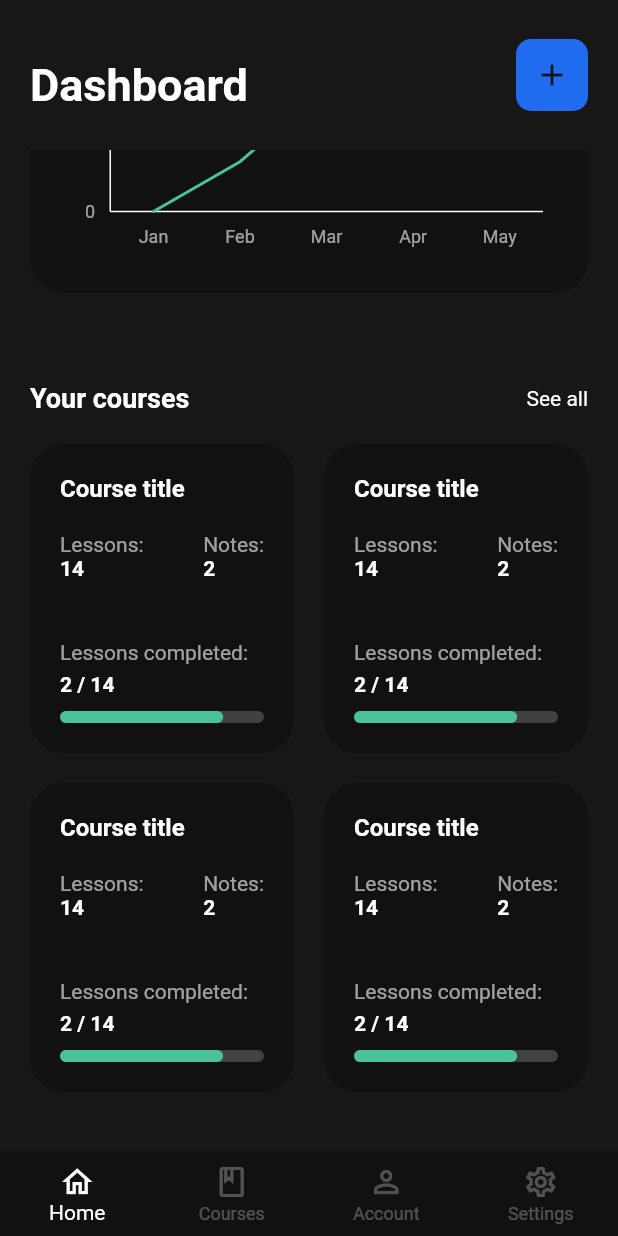
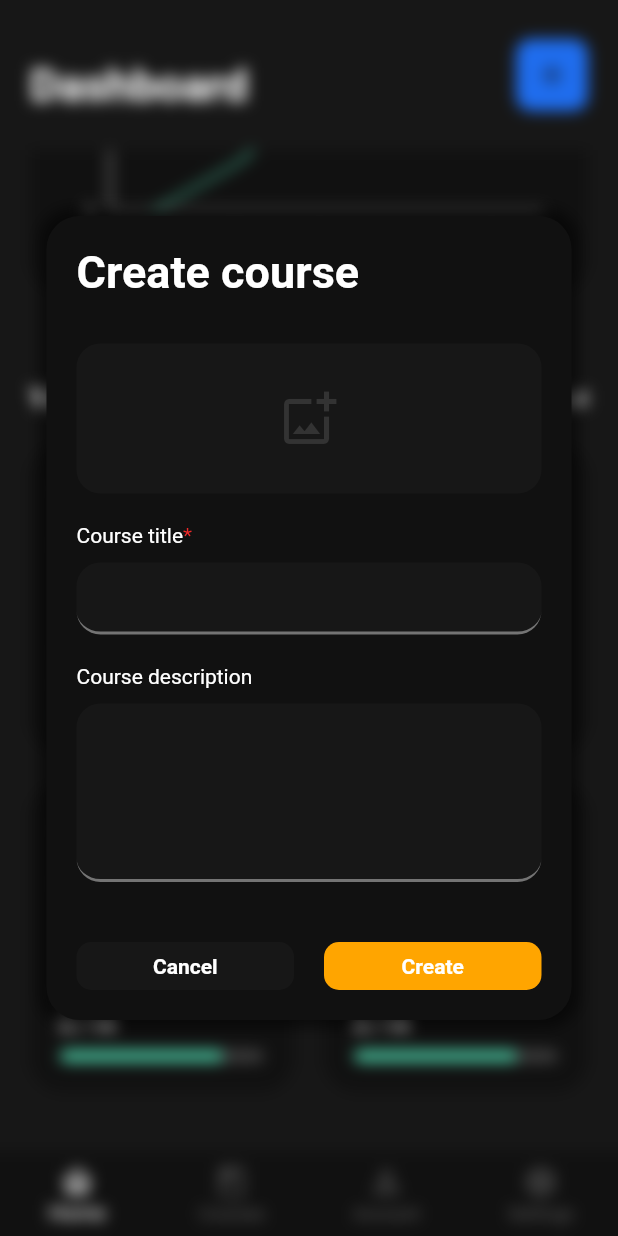
Before and after one commit to naefun/opencourse, a Flutter app: the screen it shows after launch, scrolled down 450 dp, after a tap on the "add" icon, on a phone screen of 412 x 824 dp. Run offline on Flutter 3.47's test engine with Material 2 defaults, Android fonts, the light colour scheme and no system bars; drawn by our look-alikes of flutter_layout_grid, percent_indicator; our stand-ins replace firebase_core, syncfusion_flutter_charts; accounts and stored records are empty.

Commit message:
add create course overlay form & firebase configuration

```diff
--- a/lib/main.dart
+++ b/lib/main.dart
@@ -1,7 +1,13 @@
+import 'package:firebase_core/firebase_core.dart';
 import 'package:flutter/material.dart';
+import 'package:open_course/firebase_options.dart';
 import 'package:open_course/navigation.dart';
 
-void main() {
+void main() async {
+  await Firebase.initializeApp(
+    options: DefaultFirebaseOptions.currentPlatform,
+  );
+
   runApp(const MainApp());
 }
 
@@ -12,7 +18,9 @@ class MainApp extends StatelessWidget {
   Widget build(BuildContext context) {
     return const MaterialApp(
       themeMode: ThemeMode.dark,
-      home: Scaffold(body: Navigation(),),
+      home: Scaffold(
+        body: Navigation(),
+      ),
     );
   }
 }
--- a/lib/navigation.dart
+++ b/lib/navigation.dart
@@ -1,10 +1,9 @@
-import 'dart:developer';
-
 import 'package:flutter/material.dart';
 import 'package:open_course/pages/courses.dart';
 import 'package:open_course/pages/home.dart';
 import 'package:open_course/pages/profile.dart';
 import 'package:open_course/pages/settings.dart';
+import 'package:open_course/widgets/create_course_button.dart';
 
 class Navigation extends StatefulWidget {
   const Navigation({Key? key}) : super(key: key);
@@ -42,27 +41,15 @@ class _NavigationState extends State<Navigation> {
               child: Row(
                 mainAxisAlignment: MainAxisAlignment.spaceBetween,
                 crossAxisAlignment: CrossAxisAlignment.end,
-                children: [
-                  const Text(
+                children: const [
+                  Text(
                     "Dashboard",
                     style: TextStyle(
                         fontSize: 30,
                         color: Color(0xFFFFFFFF),
                         fontWeight: FontWeight.bold),
                   ),
-                  Container(
-                    decoration: BoxDecoration(
-                        color: const Color(0xff1F6DEE),
-                        borderRadius: BorderRadius.circular(10)),
-                    child: IconButton(
-                      onPressed: () => log("Create course"),
-                      icon: const Icon(
-                        Icons.add,
-                        color: Color(0xff111111),
-                      ),
-                      padding: const EdgeInsets.all(10),
-                    ),
-                  )
+                  CreateCourseButton()
                 ],
               ),
             ),
--- a/lib/pages/courses.dart
+++ b/lib/pages/courses.dart
@@ -1,4 +1,7 @@
+import 'dart:developer';
+
 import 'package:flutter/material.dart';
+import 'package:open_course/widgets/create_course_form.dart';
 
 class Courses extends StatefulWidget {
   const Courses({Key? key}) : super(key: key);
@@ -11,8 +14,8 @@ class _CoursesState extends State<Courses> {
   @override
   Widget build(BuildContext context) {
     return Container(
-      child: const Center(
-        child: Text("Some text 2"),
+      child: Center(
+        child: CreateCourseForm(function: (value)=>log("callback")),
       ),
     );
   }
--- a/lib/pages/home.dart
+++ b/lib/pages/home.dart
@@ -32,7 +32,7 @@ class _HomeState extends State<Home> {
                   fontWeight: FontWeight.bold,
                   fontSize: 18),
             ),
-            ResumeCourseCard(),
+            const ResumeCourseCard(),
             const SizedBox(
               height: 60,
             ),
@@ -46,7 +46,7 @@ class _HomeState extends State<Home> {
             const SizedBox(
               height: 20,
             ),
-            CompletedCoursesLineGraph(),
+            const CompletedCoursesLineGraph(),
             const SizedBox(
               height: 60,
             ),
@@ -79,10 +79,10 @@ class _HomeState extends State<Home> {
               rowGap: 20,
               columnGap: 20,
               children: [
-                CourseCard(),
-                CourseCard(),
-                CourseCard(),
-                CourseCard(),
+                const CourseCard(),
+                const CourseCard(),
+                const CourseCard(),
+                const CourseCard(),
               ],
             )
           ],
--- /dev/null
+++ b/lib/widgets/create_course_button.dart
@@ -0,0 +1,69 @@
+import 'dart:ui';
+
+import 'package:flutter/material.dart';
+import 'package:open_course/widgets/create_course_form.dart';
+
+class CreateCourseButton extends StatefulWidget {
+  const CreateCourseButton({super.key});
+
+  @override
+  State<CreateCourseButton> createState() => _CreateCourseButtonState();
+}
+
+class _CreateCourseButtonState extends State<CreateCourseButton> {
+  OverlayEntry? overlayEntry;
+
+  @override
+  Widget build(BuildContext context) {
+    return Container(
+      decoration: BoxDecoration(
+          color: const Color(0xff1F6DEE),
+          borderRadius: BorderRadius.circular(10)),
+      child: IconButton(
+        onPressed: () => showCreateCourseOverlay(),
+        icon: const Icon(
+          Icons.add,
+          color: Color(0xff111111),
+        ),
+        padding: const EdgeInsets.all(10),
+      ),
+    );
+  }
+
+  void showCreateCourseOverlay() {
+    assert(overlayEntry == null);
+
+    overlayEntry = OverlayEntry(
+      builder: (BuildContext context) {
+        return Scaffold(
+          backgroundColor: Colors.transparent,
+          body: SafeArea(
+            child: BackdropFilter(
+              filter: ImageFilter.blur(sigmaX: 5, sigmaY: 5),
+              child: Container(
+                child: Align(
+                    alignment: Alignment.center,
+                    child: CreateCourseForm(
+                      function: (value) => cancelFunction(value),
+                    )),
+              ),
+            ),
+          ),
+        );
+      },
+    );
+
+    Overlay.of(context, debugRequiredFor: widget).insert(overlayEntry!);
+  }
+
+  cancelFunction(bool cancelPressed) {
+    if (cancelPressed) {
+      removeCreateCourseOverlay();
+    }
+  }
+
+  void removeCreateCourseOverlay() {
+    overlayEntry?.remove();
+    overlayEntry = null;
+  }
+}
--- /dev/null
+++ b/lib/widgets/create_course_form.dart
@@ -0,0 +1,177 @@
+import 'dart:developer';
+
+import 'package:flutter/material.dart';
+import 'package:flutter_layout_grid/flutter_layout_grid.dart';
+
+class CreateCourseForm extends StatelessWidget {
+  CreateCourseForm({
+    super.key,
+    required this.function,
+  });
+
+  Function(bool) function;
+
+  @override
+  Widget build(BuildContext context) {
+    return Container(
+      padding: const EdgeInsets.all(20),
+      decoration: BoxDecoration(
+        color: const Color(0xff111111),
+        borderRadius: BorderRadius.circular(22),
+        boxShadow: [
+          BoxShadow(
+            color: Color.fromRGBO(0, 0, 0, .5),
+            spreadRadius: 5,
+            blurRadius: 7,
+          ),
+        ],
+      ),
+      width: 350,
+      child: Column(
+        crossAxisAlignment: CrossAxisAlignment.start,
+        mainAxisSize: MainAxisSize.min,
+        children: [
+          // title
+          const Text("Create course",
+              style: TextStyle(
+                  fontSize: 30,
+                  color: Color(0xFFFFFFFF),
+                  fontWeight: FontWeight.bold)),
+          const SizedBox(
+            height: 30,
+          ),
+          // image selector
+          Container(
+            height: 100,
+            decoration: BoxDecoration(
+              color: const Color(0xff171717),
+              borderRadius: BorderRadius.circular(16.0),
+            ),
+            child: Center(
+                child: GestureDetector(
+                    onTap: () => log("Add image"),
+                    child: Icon(
+                      Icons.add_photo_alternate_outlined,
+                      color: Color(0xff333333),
+                      size: 40,
+                    ))),
+          ),
+          const SizedBox(
+            height: 20,
+          ),
+          // course title input
+          Row(
+            children: const [
+              Text(
+                "Course title",
+                style: TextStyle(color: Color(0xffffffff)),
+              ),
+              Text(
+                "*",
+                style: TextStyle(color: Color(0xffF02828)),
+              ),
+            ],
+          ),
+          const SizedBox(
+            height: 10,
+          ),
+          TextFormField(
+            style: const TextStyle(color: Color(0xffffffff)),
+            decoration: InputDecoration(
+              filled: true,
+              fillColor: const Color(0xff171717),
+              enabledBorder: UnderlineInputBorder(
+                borderSide: const BorderSide(
+                    color: Color.fromRGBO(255, 255, 255, 0.4), width: 2),
+                borderRadius: BorderRadius.circular(16.0),
+              ),
+              focusedBorder: UnderlineInputBorder(
+                borderSide:
+                    const BorderSide(color: Color(0xffffffff), width: 2),
+                borderRadius: BorderRadius.circular(16.0),
+              ),
+              border: UnderlineInputBorder(
+                borderRadius: BorderRadius.circular(16.0),
+              ),
+            ),
+          ),
+          const SizedBox(
+            height: 20,
+          ),
+          // course description input
+          const Text(
+            "Course description",
+            style: TextStyle(color: Color(0xffffffff)),
+          ),
+          const SizedBox(
+            height: 10,
+          ),
+          TextFormField(
+            style: const TextStyle(color: Color(0xffffffff)),
+            minLines: 5,
+            maxLines: 5,
+            expands: false,
+            decoration: InputDecoration(
+              filled: true,
+              fillColor: const Color(0xff171717),
+              enabledBorder: UnderlineInputBorder(
+                borderSide: const BorderSide(
+                    color: Color.fromRGBO(255, 255, 255, 0.4), width: 2),
+                borderRadius: BorderRadius.circular(16.0),
+              ),
+              focusedBorder: UnderlineInputBorder(
+                borderSide:
+                    const BorderSide(color: Color(0xffffffff), width: 2),
+                borderRadius: BorderRadius.circular(16.0),
+              ),
+              border: UnderlineInputBorder(
+                borderRadius: BorderRadius.circular(16.0),
+              ),
+            ),
+          ),
+          const SizedBox(
+            height: 40,
+          ),
+          LayoutGrid(
+            columnSizes: [1.fr, 1.fr],
+            rowSizes: const [auto],
+            columnGap: 20,
+            children: [
+              GestureDetector(
+                onTap: () => function(true),
+                child: Container(
+                  padding: const EdgeInsets.all(8),
+                  width: MediaQuery.of(context).size.width * 0.5,
+                  decoration: BoxDecoration(
+                      color: const Color(0xff171717),
+                      borderRadius: BorderRadius.circular(10)),
+                  child: const Center(
+                      child: Text(
+                    "Cancel",
+                    style: TextStyle(
+                        color: Color(0xffffffff), fontWeight: FontWeight.bold),
+                  )),
+                ),
+              ),
+              Container(
+                padding: const EdgeInsets.all(8),
+                width: MediaQuery.of(context).size.width * 0.5,
+                decoration: BoxDecoration(
+                    color: const Color(0xffFFA500),
+                    borderRadius: BorderRadius.circular(10)),
+                child: const Center(
+                    child: Text(
+                  "Create",
+                  style: TextStyle(
+                      color: Color(0xffffffff), fontWeight: FontWeight.bold),
+                )),
+              ),
+            ],
+          ),
+          // cancel button
+          // create button
+        ],
+      ),
+    );
+  }
+}
--- a/pubspec.yaml
+++ b/pubspec.yaml
@@ -7,6 +7,7 @@ environment:
   sdk: '>=2.19.0 <3.0.0'
 
 dependencies:
+  firebase_core: ^2.12.0
   flutter:
     sdk: flutter
   flutter_layout_grid: ^2.0.3
```
Also changed, not shown: firebase.json (added), lib/firebase_options.dart (added), pubspec.lock, 19 other files.
